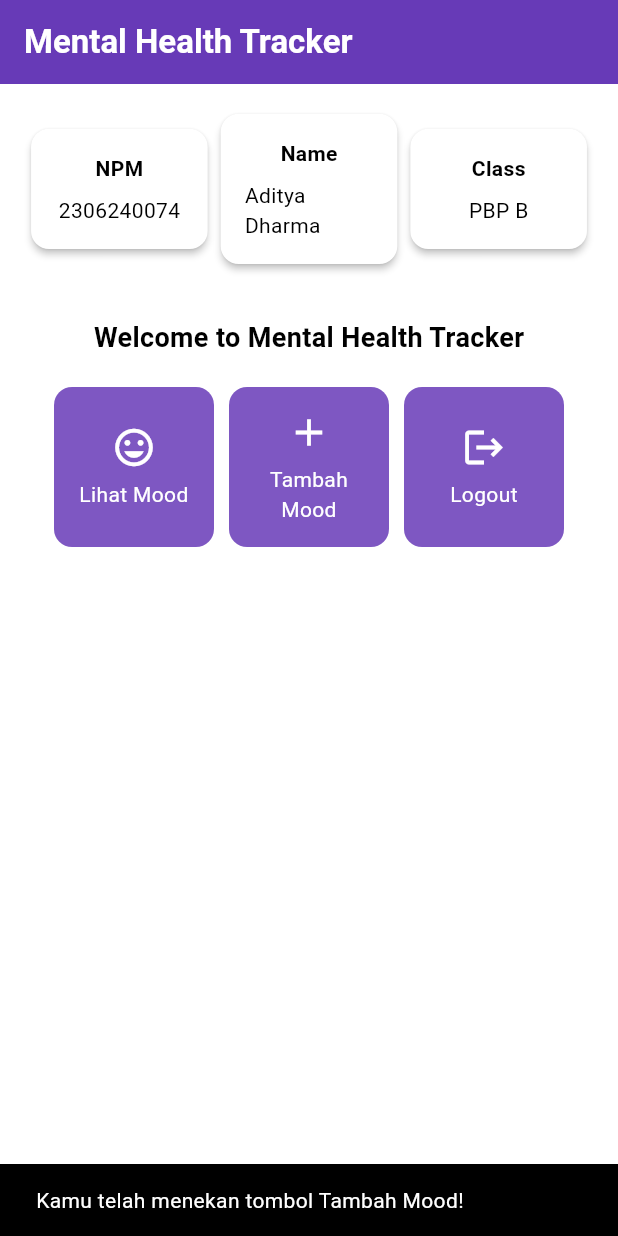
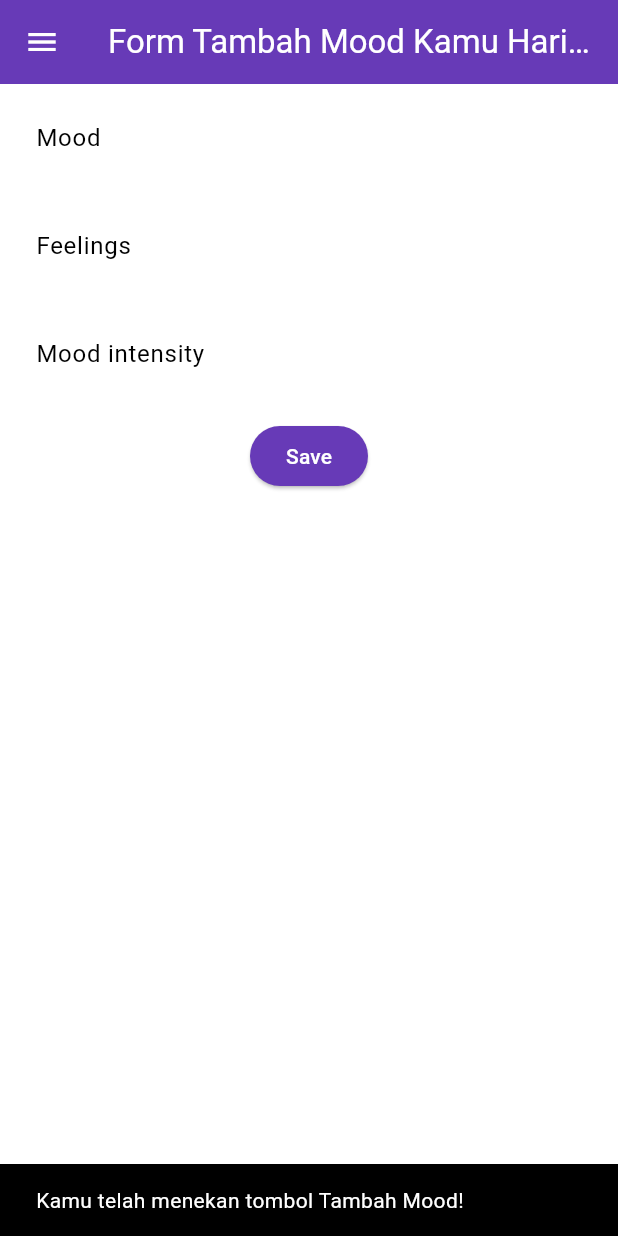
Before and after one commit to adityaxytz/mental-health-tracker-mobile, a Flutter app: the screen it shows after launch, after a tap on "Tambah Mood", on a phone screen of 412 x 824 dp. Run offline on Flutter 3.47's test engine with Material 3 defaults, Android fonts, the phone set to English and light mode, and no system bars.

Commit message:
Tutorial 7

```diff
--- a/lib/main.dart
+++ b/lib/main.dart
@@ -1,6 +1,6 @@
 import 'package:flutter/material.dart';
 
-import 'menu.dart';
+import 'screens/menu.dart';
 
 void main() {
   runApp(const MyApp());
--- a/lib/menu.dart
+++ /dev/null
@@ -1,186 +0,0 @@
-import 'package:flutter/material.dart';
-
-class MyHomePage extends StatelessWidget {
-  MyHomePage({super.key});
-  final String npm = '2306240074'; // NPM
-  final String name = 'Aditya Dharma'; // Nama
-  final String className = 'PBP B'; // Kelas
-
-  final List<ItemHomepage> items = [
-         ItemHomepage("Lihat Mood", Icons.mood),
-         ItemHomepage("Tambah Mood", Icons.add),
-         ItemHomepage("Logout", Icons.logout),
-     ];
-
-  @override
-  Widget build(BuildContext context) {
-    // Scaffold menyediakan struktur dasar halaman dengan AppBar dan body.
-    return Scaffold(
-      // AppBar adalah bagian atas halaman yang menampilkan judul.
-      appBar: AppBar(
-        // Judul aplikasi "Mental Health Tracker" dengan teks putih dan tebal.
-        title: const Text(
-          'Mental Health Tracker',
-          style: TextStyle(
-            color: Colors.white,
-            fontWeight: FontWeight.bold,
-          ),
-        ),
-        // Warna latar belakang AppBar diambil dari skema warna tema aplikasi.
-        backgroundColor: Theme.of(context).colorScheme.primary,
-      ),
-      // Body halaman dengan padding di sekelilingnya.
-      body: Padding(
-        padding: const EdgeInsets.all(16.0),
-        // Menyusun widget secara vertikal dalam sebuah kolom.
-        child: Column(
-          crossAxisAlignment: CrossAxisAlignment.center,
-          children: [
-            // Row untuk menampilkan 3 InfoCard secara horizontal.
-            Row(
-              mainAxisAlignment: MainAxisAlignment.spaceEvenly,
-              children: [
-                InfoCard(title: 'NPM', content: npm),
-                InfoCard(title: 'Name', content: name),
-                InfoCard(title: 'Class', content: className),
-              ],
-            ),
-
-            // Memberikan jarak vertikal 16 unit.
-            const SizedBox(height: 16.0),
-
-            // Menempatkan widget berikutnya di tengah halaman.
-            Center(
-              child: Column(
-                // Menyusun teks dan grid item secara vertikal.
-
-                children: [
-                  // Menampilkan teks sambutan dengan gaya tebal dan ukuran 18.
-                  const Padding(
-                    padding: EdgeInsets.only(top: 16.0),
-                    child: Text(
-                      'Welcome to Mental Health Tracker',
-                      style: TextStyle(
-                        fontWeight: FontWeight.bold,
-                        fontSize: 18.0,
-                      ),
-                    ),
-                  ),
-
-                  // Grid untuk menampilkan ItemCard dalam bentuk grid 3 kolom.
-                  GridView.count(
-                    primary: true,
-                    padding: const EdgeInsets.all(20),
-                    crossAxisSpacing: 10,
-                    mainAxisSpacing: 10,
-                    crossAxisCount: 3,
-                    // Agar grid menyesuaikan tinggi kontennya.
-                    shrinkWrap: true,
-
-                    // Menampilkan ItemCard untuk setiap item dalam list items.
-                    children: items.map((ItemHomepage item) {
-                      return ItemCard(item);
-                    }).toList(),
-                  ),
-                ],
-              ),
-            ),
-          ],
-        ),
-      ),
-    );
-  }
-}
-
-class InfoCard extends StatelessWidget {
-  // Kartu informasi yang menampilkan title dan content.
-
-  final String title;  // Judul kartu.
-  final String content;  // Isi kartu.
-
-  const InfoCard({super.key, required this.title, required this.content});
-
-  @override
-  Widget build(BuildContext context) {
-    return Card(
-      // Membuat kotak kartu dengan bayangan dibawahnya.
-      elevation: 2.0,
-      child: Container(
-        // Mengatur ukuran dan jarak di dalam kartu.
-        width: MediaQuery.of(context).size.width / 3.5, // menyesuaikan dengan lebar device yang digunakan.
-        padding: const EdgeInsets.all(16.0),
-        // Menyusun title dan content secara vertikal.
-        child: Column(
-          children: [
-            Text(
-              title,
-              style: const TextStyle(fontWeight: FontWeight.bold),
-            ),
-            const SizedBox(height: 8.0),
-            Text(content),
-          ],
-        ),
-      ),
-    );
-  }
-}
-
-class ItemHomepage {
-  final String name;
-  final IconData icon;
-
-  ItemHomepage(this.name, this.icon);
-}
-
-class ItemCard extends StatelessWidget {
-  // Menampilkan kartu dengan ikon dan nama.
-
-  final ItemHomepage item;
-
-  const ItemCard(this.item, {super.key});
-
-  @override
-  Widget build(BuildContext context) {
-    return Material(
-      // Menentukan warna latar belakang dari tema aplikasi.
-      color: Theme.of(context).colorScheme.secondary,
-      // Membuat sudut kartu melengkung.
-      borderRadius: BorderRadius.circular(12),
-
-      child: InkWell(
-        // Aksi ketika kartu ditekan.
-        onTap: () {
-          // Menampilkan pesan SnackBar saat kartu ditekan.
-          ScaffoldMessenger.of(context)
-            ..hideCurrentSnackBar()
-            ..showSnackBar(
-              SnackBar(content: Text("Kamu telah menekan tombol ${item.name}!"))
-            );
-        },
-        // Container untuk menyimpan Icon dan Text
-        child: Container(
-          padding: const EdgeInsets.all(8),
-          child: Center(
-            child: Column(
-              // Menyusun ikon dan teks di tengah kartu.
-              mainAxisAlignment: MainAxisAlignment.center,
-              children: [
-                Icon(
-                  item.icon,
-                  color: Colors.white,
-                  size: 30.0,
-                ),
-                const Padding(padding: EdgeInsets.all(3)),
-                Text(
-                  item.name,
-                  textAlign: TextAlign.center,
-                  style: const TextStyle(color: Colors.white),
-                ),
-              ],
-            ),
-          ),
-        ),
-      ),
-    );
-  }
-}
--- /dev/null
+++ b/lib/screens/menu.dart
@@ -0,0 +1,106 @@
+import 'package:flutter/material.dart';
+import 'package:mental_health_tracker/widgets/left_drawer.dart';
+import 'package:mental_health_tracker/widgets/mood_card.dart';
+
+class MyHomePage extends StatelessWidget {
+  MyHomePage({super.key});
+  final String npm = '2306240074';
+  final String name = 'Aditya Dharma';
+  final String className = 'PBP B';
+
+  final List<ItemHomepage> items = [
+    ItemHomepage("Lihat Mood", Icons.mood),
+    ItemHomepage("Tambah Mood", Icons.add),
+    ItemHomepage("Logout", Icons.logout),
+  ];
+
+  @override
+  Widget build(BuildContext context) {
+    return Scaffold(
+      appBar: AppBar(
+        title: const Text(
+          'Mental Health Tracker',
+          style: TextStyle(
+            color: Colors.white,
+            fontWeight: FontWeight.bold,
+          ),
+        ),
+        iconTheme: const IconThemeData(color: Colors.white),
+        backgroundColor: Theme.of(context).colorScheme.primary,
+      ),
+      drawer: const LeftDrawer(),
+      body: Padding(
+        padding: const EdgeInsets.all(16.0),
+        child: Column(
+          crossAxisAlignment: CrossAxisAlignment.center,
+          children: [
+            Row(
+              mainAxisAlignment: MainAxisAlignment.spaceEvenly,
+              children: [
+                InfoCard(title: 'NPM', content: npm),
+                InfoCard(title: 'Name', content: name),
+                InfoCard(title: 'Class', content: className),
+              ],
+            ),
+            const SizedBox(height: 16.0),
+            Center(
+              child: Column(
+                children: [
+                  const Padding(
+                    padding: EdgeInsets.only(top: 16.0),
+                    child: Text(
+                      'Welcome to Mental Health Tracker',
+                      style: TextStyle(
+                        fontWeight: FontWeight.bold,
+                        fontSize: 18.0,
+                      ),
+                    ),
+                  ),
+                  GridView.count(
+                    primary: true,
+                    padding: const EdgeInsets.all(20),
+                    crossAxisSpacing: 10,
+                    mainAxisSpacing: 10,
+                    crossAxisCount: 3,
+                    shrinkWrap: true,
+                    children: items.map((ItemHomepage item) {
+                      return ItemCard(item);
+                    }).toList(),
+                  ),
+                ],
+              ),
+            ),
+          ],
+        ),
+      ),
+    );
+  }
+}
+
+class InfoCard extends StatelessWidget {
+  final String title;
+  final String content;
+
+  const InfoCard({super.key, required this.title, required this.content});
+
+  @override
+  Widget build(BuildContext context) {
+    return Card(
+      elevation: 2.0,
+      child: Container(
+        width: MediaQuery.of(context).size.width / 3.5,
+        padding: const EdgeInsets.all(16.0),
+        child: Column(
+          children: [
+            Text(
+              title,
+              style: const TextStyle(fontWeight: FontWeight.bold),
+            ),
+            const SizedBox(height: 8.0),
+            Text(content),
+          ],
+        ),
+      ),
+    );
+  }
+}
--- /dev/null
+++ b/lib/screens/moodentry_form.dart
@@ -0,0 +1,162 @@
+import 'package:flutter/material.dart';
+import 'package:mental_health_tracker/widgets/left_drawer.dart';
+
+class MoodEntryFormPage extends StatefulWidget {
+  const MoodEntryFormPage({super.key});
+
+  @override
+  State<MoodEntryFormPage> createState() => _MoodEntryFormPageState();
+}
+
+class _MoodEntryFormPageState extends State<MoodEntryFormPage> {
+  final _formKey = GlobalKey<FormState>();
+  String _mood = "";
+  String _feelings = "";
+  int _moodIntensity = 0;
+
+  @override
+  Widget build(BuildContext context) {
+    return Scaffold(
+      appBar: AppBar(
+        title: const Center(
+          child: Text(
+            'Form Tambah Mood Kamu Hari ini',
+          ),
+        ),
+        backgroundColor: Theme.of(context).colorScheme.primary,
+        foregroundColor: Colors.white,
+      ),
+      drawer: const LeftDrawer(),
+      body: Form(
+        key: _formKey,
+        child: SingleChildScrollView(
+          child: Column(
+            crossAxisAlignment: CrossAxisAlignment.start,
+            children: [
+              Padding(
+                padding: const EdgeInsets.all(8.0),
+                child: TextFormField(
+                  decoration: InputDecoration(
+                    hintText: "Mood",
+                    labelText: "Mood",
+                    border: OutlineInputBorder(
+                      borderRadius: BorderRadius.circular(5.0),
+                    ),
+                  ),
+                  onChanged: (String? value) {
+                    setState(() {
+                      _mood = value!;
+                    });
+                  },
+                  validator: (String? value) {
+                    if (value == null || value.isEmpty) {
+                      return "Mood tidak boleh kosong!";
+                    }
+                    return null;
+                  },
+                ),
+              ),
+              Padding(
+                padding: const EdgeInsets.all(8.0),
+                child: TextFormField(
+                  decoration: InputDecoration(
+                    hintText: "Feelings",
+                    labelText: "Feelings",
+                    border: OutlineInputBorder(
+                      borderRadius: BorderRadius.circular(5.0),
+                    ),
+                  ),
+                  onChanged: (String? value) {
+                    setState(() {
+                      _feelings = value!;
+                    });
+                  },
+                  validator: (String? value) {
+                    if (value == null || value.isEmpty) {
+                      return "Feelings tidak boleh kosong!";
+                    }
+                    return null;
+                  },
+                ),
+              ),
+              Padding(
+                padding: const EdgeInsets.all(8.0),
+                child: TextFormField(
+                  decoration: InputDecoration(
+                    hintText: "Mood intensity",
+                    labelText: "Mood intensity",
+                    border: OutlineInputBorder(
+                      borderRadius: BorderRadius.circular(5.0),
+                    ),
+                  ),
+                  onChanged: (String? value) {
+                    setState(() {
+                      _moodIntensity = int.tryParse(value!) ?? 0;
+                    });
+                  },
+                  validator: (String? value) {
+                    if (value == null || value.isEmpty) {
+                      return "Mood intensity tidak boleh kosong!";
+                    }
+                    if (int.tryParse(value) == null) {
+                      return "Mood intensity harus berupa angka!";
+                    }
+                    return null;
+                  },
+                ),
+              ),
+              Align(
+                alignment: Alignment.bottomCenter,
+                child: Padding(
+                  padding: const EdgeInsets.all(8.0),
+                  child: ElevatedButton(
+                    style: ButtonStyle(
+                      backgroundColor: MaterialStateProperty.all(
+                        Theme.of(context).colorScheme.primary,
+                      ),
+                    ),
+                    onPressed: () {
+                      if (_formKey.currentState!.validate()) {
+                        showDialog(
+                          context: context,
+                          builder: (context) {
+                            return AlertDialog(
+                              title: const Text('Mood berhasil tersimpan'),
+                              content: SingleChildScrollView(
+                                child: Column(
+                                  crossAxisAlignment: CrossAxisAlignment.start,
+                                  children: [
+                                    Text('Mood: $_mood'),
+                                    Text('Feelings: $_feelings'),
+                                    Text('Mood Intensity: $_moodIntensity'),
+                                  ],
+                                ),
+                              ),
+                              actions: [
+                                TextButton(
+                                  child: const Text('OK'),
+                                  onPressed: () {
+                                    Navigator.pop(context);
+                                    _formKey.currentState!.reset();
+                                  },
+                                ),
+                              ],
+                            );
+                          },
+                        );
+                      }
+                    },
+                    child: const Text(
+                      "Save",
+                      style: TextStyle(color: Colors.white),
+                    ),
+                  ),
+                ),
+              ),
+            ],
+          ),
+        ),
+      ),
+    );
+  }
+}
--- /dev/null
+++ b/lib/widgets/left_drawer.dart
@@ -0,0 +1,70 @@
+import 'package:flutter/material.dart';
+import 'package:mental_health_tracker/screens/menu.dart';
+import 'package:mental_health_tracker/screens/moodentry_form.dart';
+
+class LeftDrawer extends StatelessWidget {
+  const LeftDrawer({super.key});
+
+  @override
+  Widget build(BuildContext context) {
+    return Drawer(
+      child: ListView(
+        children: [
+          DrawerHeader(
+            decoration: BoxDecoration(
+      color: Theme.of(context).colorScheme.primary,
+    ),
+    child: const Column(
+      children: [
+        Text(
+          'Mental Health Tracker',
+          textAlign: TextAlign.center,
+          style: TextStyle(
+            fontSize: 24,
+            fontWeight: FontWeight.bold,
+            color: Colors.white,
+          ),
+        ),
+        Padding(padding: EdgeInsets.all(8)),
+        Text(
+          "Ayo jaga kesehatan mentalmu setiap hari disini!",
+          textAlign: TextAlign.center,
+          style: TextStyle(
+            fontSize: 15,
+            color: Colors.white,
+            fontWeight: FontWeight.normal,
+          ),
+        ),
+      ],
+    ),
+          ),
+            ListTile(
+    leading: const Icon(Icons.home_outlined),
+    title: const Text('Halaman Utama'),
+    // Bagian redirection ke MyHomePage
+    onTap: () {
+      Navigator.pushReplacement(
+          context,
+          MaterialPageRoute(
+            builder: (context) => MyHomePage(),
+          ));
+    },
+  ),
+  ListTile(
+    leading: const Icon(Icons.mood),
+    title: const Text('Tambah Mood'),
+    // Bagian redirection ke MoodEntryFormPage
+    onTap: () {
+      Navigator.push(
+        context,
+        MaterialPageRoute(
+          builder: (context) => MoodEntryFormPage(),
+        ),
+              );
+            },
+          ),
+        ],
+      ),
+    );
+  }
+}
--- /dev/null
+++ b/lib/widgets/mood_card.dart
@@ -0,0 +1,71 @@
+import 'package:flutter/material.dart';
+import 'package:mental_health_tracker/screens/moodentry_form.dart';
+
+class ItemHomepage {
+  final String name;
+  final IconData icon;
+
+  ItemHomepage(this.name, this.icon);
+}
+
+class ItemCard extends StatelessWidget {
+  // Menampilkan kartu dengan ikon dan nama.
+
+  final ItemHomepage item;
+
+  const ItemCard(this.item, {super.key});
+
+  @override
+  Widget build(BuildContext context) {
+    return Material(
+      // Menentukan warna latar belakang dari tema aplikasi.
+      color: Theme.of(context).colorScheme.secondary,
+      // Membuat sudut kartu melengkung.
+      borderRadius: BorderRadius.circular(12),
+
+      child: InkWell(
+        // Area responsif terhadap sentuhan
+        onTap: () {
+          // Memunculkan SnackBar ketika diklik
+          ScaffoldMessenger.of(context)
+            ..hideCurrentSnackBar()
+            ..showSnackBar(SnackBar(
+                content: Text("Kamu telah menekan tombol ${item.name}!")));
+
+          // Navigate ke route yang sesuai (tergantung jenis tombol)
+          if (item.name == "Tambah Mood") {
+            Navigator.push(
+              context,
+              MaterialPageRoute(
+                builder: (context) => const MoodEntryFormPage(),
+              ),
+            );
+          }
+        },
+        // Container untuk menyimpan Icon dan Text
+        child: Container(
+          padding: const EdgeInsets.all(8),
+          child: Center(
+            child: Column(
+              // Menyusun ikon dan teks di tengah kartu.
+              mainAxisAlignment: MainAxisAlignment.center,
+              children: [
+                Icon(
+                  item.icon,
+                  color: Colors.white,
+                  size: 30.0,
+                ),
+                const Padding(padding: EdgeInsets.all(3)),
+                Text(
+                  item.name,
+                  textAlign: TextAlign.center,
+                  style: const TextStyle(color: Colors.white),
+                ),
+              ],
+            ),
+          ),
+        ),
+      ),
+    );
+  }
+}
```
